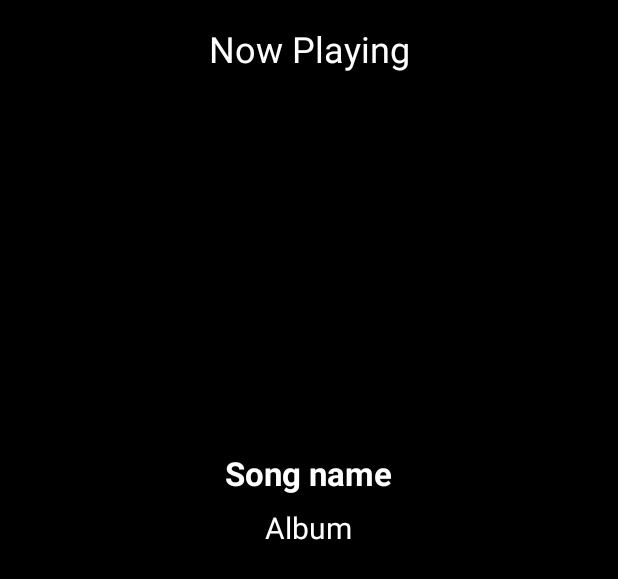
After one commit to BaoDang0209/Music_Stream_Android, an Android app: the layout activity_player.xml on its own in the app's theme, with its tools: preview values and no code run, on a phone screen of 412 x 824 dp. The commit adds this screen. Shown: the top 579 px of the screen. Run offline under Robolectric (Android 15) with nearby library versions, the phone set to English and light mode, and no system bars.

Commit message:
Update Play Music Funcion

```diff
--- a/Music_App/app/build.gradle.kts
+++ b/Music_App/app/build.gradle.kts
@@ -51,4 +51,8 @@ dependencies {
     androidTestImplementation("androidx.test.espresso:espresso-core:3.5.1")
 
     implementation ("com.github.bumptech.glide:glide:4.16.0")
+
+    implementation("androidx.media3:media3-exoplayer:1.3.1")
+    implementation("androidx.media3:media3-exoplayer-dash:1.3.1")
+    implementation("androidx.media3:media3-ui:1.3.1")
 }
--- a/Music_App/app/src/main/AndroidManifest.xml
+++ b/Music_App/app/src/main/AndroidManifest.xml
@@ -13,6 +13,9 @@
         android:theme="@style/Theme.Music_App"
         tools:targetApi="31">
         <activity
+            android:name=".PlayerActivity"
+            android:exported="false" />
+        <activity
             android:name=".SongsListActivity"
             android:exported="false" />
         <activity
--- /dev/null
+++ b/Music_App/app/src/main/res/layout/activity_player.xml
@@ -0,0 +1,76 @@
+<?xml version="1.0" encoding="utf-8"?>
+<LinearLayout xmlns:android="http://schemas.android.com/apk/res/android"
+    xmlns:app="http://schemas.android.com/apk/res-auto"
+    xmlns:tools="http://schemas.android.com/tools"
+    android:layout_width="match_parent"
+    android:layout_height="match_parent"
+    android:orientation="vertical"
+    android:background="@color/black"
+    android:padding="16dp"
+    android:gravity="center_horizontal"
+    tools:context=".PlayerActivity">
+
+    <TextView
+        android:layout_width="match_parent"
+        android:layout_height="wrap_content"
+        android:text="Now Playing"
+        android:textColor="@color/white"
+        android:textSize="24sp"
+        android:gravity="center_horizontal"
+        android:layout_marginBottom="16dp"
+        />
+
+
+    <FrameLayout
+        android:layout_width="wrap_content"
+        android:layout_height="wrap_content">
+        <ImageView
+            android:layout_width="140dp"
+            android:layout_height="140dp"
+            android:id="@+id/song_cover_image_view"
+            android:layout_gravity="center"
+            />
+
+        <ImageView
+            android:layout_width="220dp"
+            android:layout_height="220dp"
+            android:id="@+id/song_gif_image_view"
+            android:visibility="invisible"
+            android:layout_gravity="center"/>
+    </FrameLayout>
+
+
+    <TextView
+        android:layout_width="wrap_content"
+        android:layout_height="wrap_content"
+        android:textSize="22sp"
+        tools:text="Song name"
+        android:textColor="@color/white"
+        android:layout_marginTop="16dp"
+        android:textStyle="bold"
+        android:id="@+id/song_title_text_view"/>
+    <TextView
+        android:layout_width="wrap_content"
+        android:layout_height="wrap_content"
+        android:textSize="20sp"
+        tools:text="Album"
+        android:textColor="@color/white"
+        android:layout_marginTop="8dp"
+        android:id="@+id/song_subtitle_text_view"/>
+
+    <androidx.media3.ui.PlayerView
+        android:layout_width="match_parent"
+        android:layout_height="200dp"
+        android:layout_marginTop="8dp"
+        app:hide_on_touch="false"
+        app:show_timeout="0"
+
+        android:id="@+id/player_view"
+        />
+
+
+
+
+
+
+</LinearLayout>
```
Also changed, not shown: Music_App/app/src/main/java/com/example/music_app/MyExoplayer.kt (added, +38 -0 lines), Music_App/app/src/main/java/com/example/music_app/PlayerActivity.kt (added, +54 -0 lines), Music_App/app/src/main/java/com/example/music_app/adapter/SongsListAdapter.kt (+7 -0 lines), Music_App/app/src/main/res/drawable/media_playing.gif (added).
